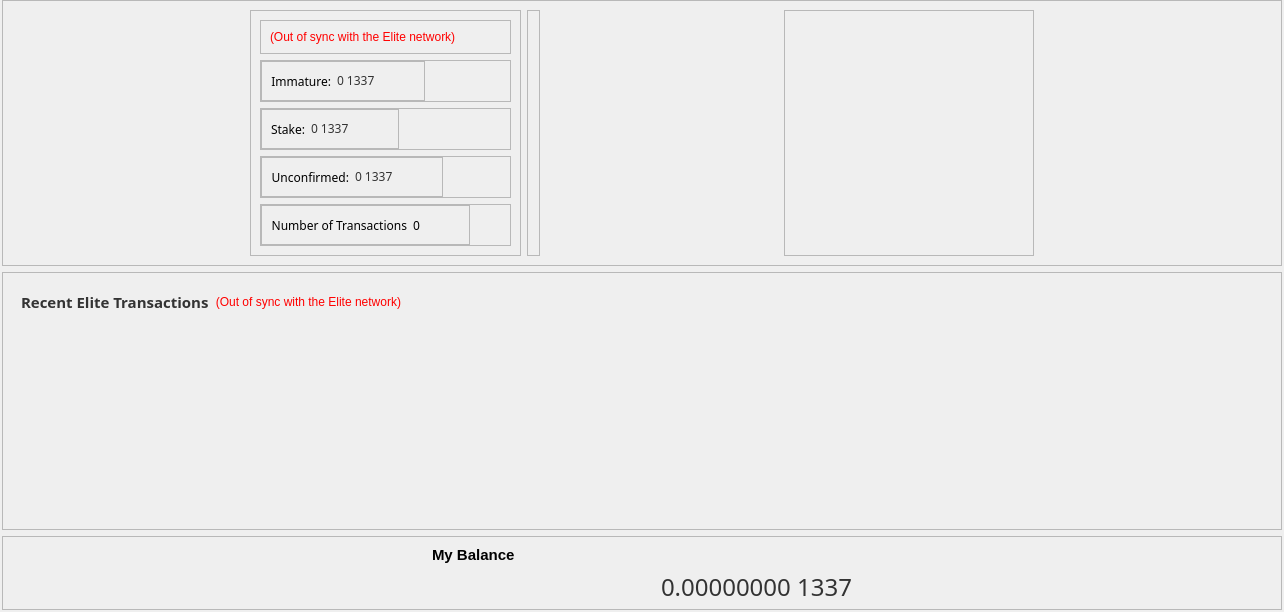
Before: the Qt Designer form src/qt/forms/overviewpage.ui in vashshawn/elitecurrencysource, drawn with Qt 5.
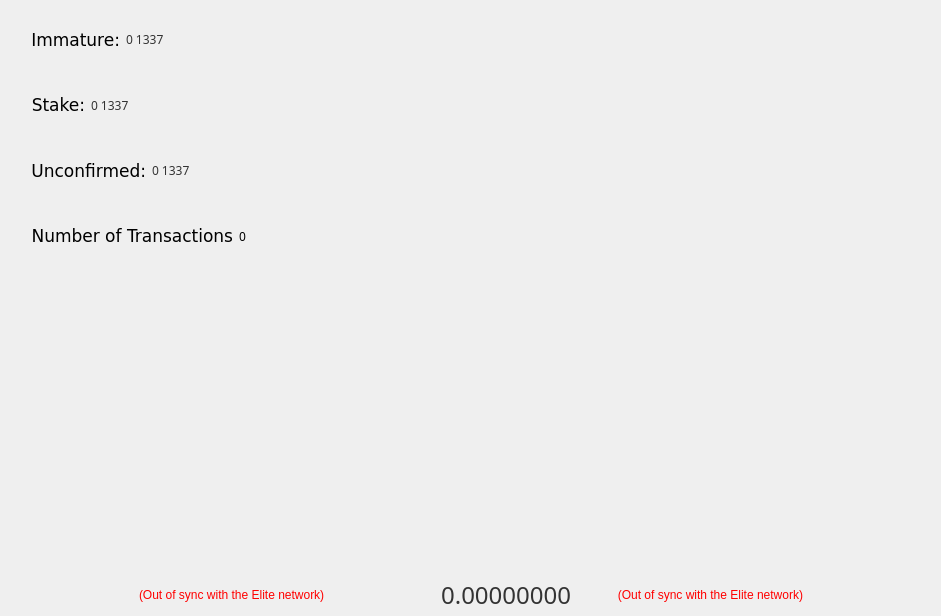
After: the same form once the commit is applied. Icons and pictures are not drawn.

```diff
--- a/src/qt/forms/overviewpage.ui
+++ b/src/qt/forms/overviewpage.ui
@@ -6,50 +6,91 @@
    <rect>
     <x>0</x>
     <y>0</y>
-    <width>1284</width>
-    <height>612</height>
+    <width>941</width>
+    <height>616</height>
    </rect>
   </property>
   <property name="windowTitle">
    <string>Form</string>
   </property>
-  <layout class="QGridLayout" name="gridLayout_11">
+  <property name="styleSheet">
+   <string notr="true">background-image: url(:/images/overview-/background)</string>
+  </property>
+  <layout class="QGridLayout" name="gridLayout_18">
    <property name="leftMargin">
-    <number>2</number>
+    <number>0</number>
    </property>
    <property name="topMargin">
     <number>0</number>
    </property>
    <property name="rightMargin">
-    <number>2</number>
+    <number>0</number>
    </property>
    <property name="bottomMargin">
-    <number>2</number>
+    <number>0</number>
    </property>
    <item row="0" column="0">
-    <widget class="QFrame" name="frame_7">
+    <widget class="QFrame" name="overview_frame">
+     <property name="styleSheet">
+      <string notr="true">background-image: url(:/images/overview-background)</string>
+     </property>
      <property name="frameShape">
-      <enum>QFrame::StyledPanel</enum>
+      <enum>QFrame::NoFrame</enum>
      </property>
      <property name="frameShadow">
-      <enum>QFrame::Raised</enum>
+      <enum>QFrame::Plain</enum>
+     </property>
+     <property name="lineWidth">
+      <number>0</number>
+     </property>
+     <layout class="QGridLayout" name="gridLayout_20">
+      <property name="leftMargin">
+       <number>0</number>
+      </property>
+      <property name="topMargin">
+       <number>0</number>
+      </property>
+      <property name="rightMargin">
+       <number>0</number>
+      </property>
+      <property name="bottomMargin">
+       <number>0</number>
+      </property>
+      <item row="0" column="0">
+       <widget class="QFrame" name="top_area_frame">
+        <property name="styleSheet">
+         <string notr="true">background:transparent;</string>
+        </property>
+        <property name="frameShape">
+         <enum>QFrame::NoFrame</enum>
+        </property>
+        <property name="frameShadow">
+         <enum>QFrame::Plain</enum>
+        </property>
+        <property name="lineWidth">
+         <number>0</number>
      </property>
      <layout class="QGridLayout" name="gridLayout_16">
+         <property name="leftMargin">
+          <number>0</number>
+         </property>
+         <property name="topMargin">
+          <number>0</number>
+         </property>
+         <property name="rightMargin">
+          <number>0</number>
+         </property>
+         <property name="bottomMargin">
+          <number>0</number>
+         </property>
+         <property name="spacing">
+          <number>0</number>
+         </property>
       <item row="0" column="0">
-       <spacer name="horizontalSpacer_10">
-        <property name="orientation">
-         <enum>Qt::Horizontal</enum>
-        </property>
-        <property name="sizeHint" stdset="0">
-         <size>
-          <width>40</width>
-          <height>20</height>
-         </size>
-        </property>
-       </spacer>
-      </item>
-      <item row="0" column="1">
-       <widget class="QFrame" name="frame_6">
+          <widget class="QFrame" name="hot_coins_frame">
+           <property name="styleSheet">
+            <string notr="true">background:transparent;</string>
+           </property>
         <property name="frameShape">
          <enum>QFrame::StyledPanel</enum>
         </property>
@@ -57,140 +98,11 @@
          <enum>QFrame::Raised</enum>
         </property>
         <layout class="QGridLayout" name="gridLayout_15">
-         <item row="0" column="0">
-          <widget class="QFrame" name="frame_15">
-           <property name="frameShape">
-            <enum>QFrame::StyledPanel</enum>
-           </property>
-           <property name="frameShadow">
-            <enum>QFrame::Raised</enum>
-           </property>
-           <layout class="QGridLayout" name="gridLayout_14">
-            <item row="0" column="0">
-             <widget class="QLabel" name="labelWalletStatus">
-              <property name="toolTip">
-               <string>The displayed information may be out of date. Your wallet automatically synchronizes with the Elite network after a connection is established, but this process has not completed yet.</string>
-              </property>
-              <property name="styleSheet">
-               <string notr="true">QLabel { color: red; }</string>
-              </property>
-              <property name="text">
-               <string notr="true">(Out of sync with the Elite network)</string>
-              </property>
-              <property name="alignment">
-               <set>Qt::AlignLeading|Qt::AlignLeft|Qt::AlignVCenter</set>
-              </property>
-             </widget>
-            </item>
-           </layout>
-          </widget>
-         </item>
-         <item row="1" column="0">
-          <widget class="QFrame" name="frame_11">
-           <property name="frameShape">
-            <enum>QFrame::StyledPanel</enum>
-           </property>
-           <property name="frameShadow">
-            <enum>QFrame::Raised</enum>
-           </property>
-           <layout class="QGridLayout" name="gridLayout_2">
-            <property name="leftMargin">
-             <number>0</number>
-            </property>
-            <property name="topMargin">
-             <number>0</number>
-            </property>
-            <property name="rightMargin">
-             <number>0</number>
-            </property>
             <property name="bottomMargin">
              <number>0</number>
             </property>
-            <item row="0" column="0">
-             <widget class="QFrame" name="frame_8">
-              <property name="frameShape">
-               <enum>QFrame::StyledPanel</enum>
-              </property>
-              <property name="frameShadow">
-               <enum>QFrame::Raised</enum>
-              </property>
-              <layout class="QGridLayout" name="gridLayout_8">
-               <item row="0" column="2">
-                <spacer name="horizontalSpacer_6">
-                 <property name="orientation">
-                  <enum>Qt::Horizontal</enum>
-                 </property>
-                 <property name="sizeHint" stdset="0">
-                  <size>
-                   <width>40</width>
-                   <height>20</height>
-                  </size>
-                 </property>
-                </spacer>
-               </item>
-               <item row="0" column="1">
-                <widget class="QLabel" name="labelImmature">
-                 <property name="font">
-                  <font>
-                   <family>Sans</family>
-                  </font>
-                 </property>
-                 <property name="toolTip">
-                  <string>Mined balance that has not yet matured</string>
-                 </property>
-                 <property name="text">
-                  <string notr="true">&lt;html&gt;&lt;head/&gt;&lt;body&gt;&lt;p&gt;&lt;span style=&quot; color:#333333;&quot;&gt;0 1337&lt;/span&gt;&lt;/p&gt;&lt;/body&gt;&lt;/html&gt;</string>
-                 </property>
-                 <property name="textInteractionFlags">
-                  <set>Qt::LinksAccessibleByMouse|Qt::TextSelectableByKeyboard|Qt::TextSelectableByMouse</set>
-                 </property>
-                </widget>
-               </item>
-               <item row="0" column="0">
-                <widget class="QLabel" name="labelImmatureText">
-                 <property name="sizePolicy">
-                  <sizepolicy hsizetype="MinimumExpanding" vsizetype="Preferred">
-                   <horstretch>0</horstretch>
-                   <verstretch>0</verstretch>
-                  </sizepolicy>
-                 </property>
-                 <property name="font">
-                  <font>
-                   <family>Sans</family>
-                  </font>
-                 </property>
-                 <property name="layoutDirection">
-                  <enum>Qt::RightToLeft</enum>
-                 </property>
-                 <property name="text">
-                  <string>Immature:</string>
-                 </property>
-                 <property name="alignment">
-                  <set>Qt::AlignRight|Qt::AlignTrailing|Qt::AlignVCenter</set>
-                 </property>
-                </widget>
-               </item>
-              </layout>
-             </widget>
-            </item>
-            <item row="0" column="1">
-             <spacer name="horizontalSpacer_11">
-              <property name="orientation">
-               <enum>Qt::Horizontal</enum>
-              </property>
-              <property name="sizeHint" stdset="0">
-               <size>
-                <width>40</width>
-                <height>20</height>
-               </size>
-              </property>
-             </spacer>
-            </item>
-           </layout>
-          </widget>
-         </item>
-         <item row="2" column="0">
-          <widget class="QFrame" name="frame_12">
+            <item row="1" column="1">
+             <widget class="QFrame" name="stake_frame">
            <property name="frameShape">
             <enum>QFrame::StyledPanel</enum>
            </property>
@@ -211,7 +123,7 @@
              <number>0</number>
             </property>
             <item row="0" column="0">
-             <widget class="QFrame" name="frame_3">
+                <widget class="QFrame" name="sub_stake_frame">
               <property name="frameShape">
                <enum>QFrame::StyledPanel</enum>
               </property>
@@ -250,7 +162,8 @@
                  </property>
                  <property name="font">
                   <font>
-                   <family>Sans</family>
+                      <family>DejaVu Sans</family>
+                      <pointsize>13</pointsize>
                   </font>
                  </property>
                  <property name="layoutDirection">
@@ -296,8 +209,8 @@
            </layout>
           </widget>
          </item>
-         <item row="3" column="0">
-          <widget class="QFrame" name="frame_13">
+            <item row="2" column="1">
+             <widget class="QFrame" name="unconfirmed_frame">
            <property name="frameShape">
             <enum>QFrame::StyledPanel</enum>
            </property>
@@ -357,7 +270,8 @@
                  </property>
                  <property name="font">
                   <font>
-                   <family>Sans</family>
+                      <family>DejaVu Sans</family>
+                      <pointsize>13</pointsize>
                   </font>
                  </property>
                  <property name="text">
@@ -400,8 +314,8 @@
            </layout>
           </widget>
          </item>
-         <item row="4" column="0">
-          <widget class="QFrame" name="frame_14">
+            <item row="3" column="1">
+             <widget class="QFrame" name="number_txs_frame">
            <property name="frameShape">
             <enum>QFrame::StyledPanel</enum>
            </property>
@@ -434,7 +348,8 @@
                 <widget class="QLabel" name="label_2">
                  <property name="font">
                   <font>
-                   <family>Sans</family>
+                      <family>DejaVu Sans</family>
+                      <pointsize>13</pointsize>
                   </font>
                  </property>
                  <property name="text">
@@ -492,48 +407,113 @@
            </layout>
           </widget>
          </item>
-        </layout>
-       </widget>
-      </item>
-      <item row="0" column="2">
-       <widget class="QFrame" name="frame_4">
+            <item row="1" column="0">
+             <spacer name="horizontalSpacer_16">
+              <property name="orientation">
+               <enum>Qt::Horizontal</enum>
+              </property>
+              <property name="sizeType">
+               <enum>QSizePolicy::Fixed</enum>
+              </property>
+              <property name="sizeHint" stdset="0">
+               <size>
+                <width>10</width>
+                <height>20</height>
+               </size>
+              </property>
+             </spacer>
+            </item>
+            <item row="0" column="1">
+             <widget class="QFrame" name="immature_frame">
         <property name="frameShape">
          <enum>QFrame::StyledPanel</enum>
         </property>
         <property name="frameShadow">
          <enum>QFrame::Raised</enum>
         </property>
-        <layout class="QGridLayout" name="gridLayout_4">
+              <layout class="QGridLayout" name="gridLayout_2">
          <property name="leftMargin">
-          <number>2</number>
+                <number>0</number>
          </property>
          <property name="topMargin">
           <number>0</number>
          </property>
          <property name="rightMargin">
-          <number>2</number>
+                <number>0</number>
          </property>
          <property name="bottomMargin">
-          <number>2</number>
+                <number>0</number>
          </property>
          <item row="0" column="0">
-          <widget class="QLabel" name="label">
+                <widget class="QFrame" name="sub_immature_frame">
+                 <property name="frameShape">
+                  <enum>QFrame::StyledPanel</enum>
+                 </property>
+                 <property name="frameShadow">
+                  <enum>QFrame::Raised</enum>
+                 </property>
+                 <layout class="QGridLayout" name="gridLayout_8">
+                  <item row="0" column="2">
+                   <spacer name="horizontalSpacer_6">
+                    <property name="orientation">
+                     <enum>Qt::Horizontal</enum>
+                    </property>
+                    <property name="sizeHint" stdset="0">
+                     <size>
+                      <width>40</width>
+                      <height>20</height>
+                     </size>
+                    </property>
+                   </spacer>
+                  </item>
+                  <item row="0" column="1">
+                   <widget class="QLabel" name="labelImmature">
+                    <property name="font">
+                     <font>
+                      <family>Sans</family>
+                     </font>
+                    </property>
+                    <property name="toolTip">
+                     <string>Mined balance that has not yet matured</string>
+                    </property>
            <property name="text">
-            <string/>
-           </property>
-           <property name="pixmap">
-            <pixmap resource="../bitcoin.qrc">:/images/wings-logo</pixmap>
-           </property>
-           <property name="scaledContents">
-            <bool>true</bool>
-           </property>
+                     <string notr="true">&lt;html&gt;&lt;head/&gt;&lt;body&gt;&lt;p&gt;&lt;span style=&quot; color:#333333;&quot;&gt;0 1337&lt;/span&gt;&lt;/p&gt;&lt;/body&gt;&lt;/html&gt;</string>
+                    </property>
+                    <property name="textInteractionFlags">
+                     <set>Qt::LinksAccessibleByMouse|Qt::TextSelectableByKeyboard|Qt::TextSelectableByMouse</set>
+                    </property>
+                   </widget>
+                  </item>
+                  <item row="0" column="0">
+                   <widget class="QLabel" name="labelImmatureText">
+                    <property name="sizePolicy">
+                     <sizepolicy hsizetype="MinimumExpanding" vsizetype="Preferred">
+                      <horstretch>0</horstretch>
+                      <verstretch>0</verstretch>
+                     </sizepolicy>
+                    </property>
+                    <property name="font">
+                     <font>
+                      <family>DejaVu Sans</family>
+                      <pointsize>13</pointsize>
+                     </font>
+                    </property>
+                    <property name="layoutDirection">
+                     <enum>Qt::RightToLeft</enum>
+                    </property>
+                    <property name="text">
+                     <string>Immature:</string>
+                    </property>
+                    <property name="alignment">
+                     <set>Qt::AlignRight|Qt::AlignTrailing|Qt::AlignVCenter</set>
+                    </property>
           </widget>
          </item>
         </layout>
        </widget>
       </item>
-      <item row="0" column="3">
-       <spacer name="horizontalSpacer_12">
+               <item row="0" column="1">
+                <spacer name="horizontalSpacer_11">
         <property name="orientation">
          <enum>Qt::Horizontal</enum>
         </property>
@@ -545,14 +525,23 @@
         </property>
        </spacer>
       </item>
-      <item row="0" column="4">
-       <widget class="QFrame" name="frame_5">
+              </layout>
+             </widget>
+            </item>
+           </layout>
+          </widget>
+         </item>
+         <item row="0" column="2">
+          <widget class="QFrame" name="links_frame">
         <property name="minimumSize">
          <size>
           <width>250</width>
           <height>0</height>
          </size>
         </property>
+           <property name="styleSheet">
+            <string notr="true">background:transparent;</string>
+           </property>
         <property name="frameShape">
          <enum>QFrame::StyledPanel</enum>
         </property>
@@ -560,6 +549,66 @@
          <enum>QFrame::Raised</enum>
         </property>
         <layout class="QGridLayout" name="gridLayout_5">
+            <property name="bottomMargin">
+             <number>0</number>
+            </property>
+            <item row="1" column="1">
+             <spacer name="verticalSpacer">
+              <property name="orientation">
+               <enum>Qt::Vertical</enum>
+              </property>
+              <property name="sizeHint" stdset="0">
+               <size>
+                <width>20</width>
+                <height>40</height>
+               </size>
+              </property>
+             </spacer>
+            </item>
+            <item row="0" column="3">
+             <spacer name="horizontalSpacer_10">
+              <property name="orientation">
+               <enum>Qt::Horizontal</enum>
+              </property>
+              <property name="sizeType">
+               <enum>QSizePolicy::Fixed</enum>
+              </property>
+              <property name="sizeHint" stdset="0">
+               <size>
+                <width>10</width>
+                <height>20</height>
+               </size>
+              </property>
+             </spacer>
+            </item>
+            <item row="0" column="2">
+             <widget class="QLabel" name="label_7">
+              <property name="minimumSize">
+               <size>
+                <width>32</width>
+                <height>32</height>
+               </size>
+              </property>
+              <property name="maximumSize">
+               <size>
+                <width>32</width>
+                <height>32</height>
+               </size>
+              </property>
+              <property name="text">
+               <string/>
+              </property>
+              <property name="pixmap">
+               <pixmap resource="../bitcoin.qrc">:/icons/twitter</pixmap>
+              </property>
+              <property name="scaledContents">
+               <bool>true</bool>
+              </property>
+              <property name="openExternalLinks">
+               <bool>true</bool>
+              </property>
+             </widget>
+            </item>
          <item row="0" column="0">
           <spacer name="horizontalSpacer_5">
            <property name="orientation">
@@ -577,18 +626,18 @@
           <widget class="QLabel" name="label_8">
            <property name="minimumSize">
             <size>
-             <width>42</width>
-             <height>42</height>
+                <width>32</width>
+                <height>32</height>
             </size>
            </property>
            <property name="maximumSize">
             <size>
-             <width>42</width>
-             <height>42</height>
+                <width>32</width>
+                <height>32</height>
             </size>
            </property>
            <property name="text">
-            <string>&lt;html&gt;&lt;head/&gt;&lt;body&gt;&lt;p&gt;&lt;a href=&quot;https://discordapp.com/invite/pjdWntg&quot;&gt;&lt;img src=&quot;:/icons/discord&quot;/&gt;&lt;/a&gt;&lt;/p&gt;&lt;/body&gt;&lt;/html&gt;</string>
+               <string/>
            </property>
            <property name="pixmap">
             <pixmap resource="../bitcoin.qrc">:/icons/discord</pixmap>
@@ -601,51 +650,10 @@
            </property>
           </widget>
          </item>
-         <item row="0" column="2">
-          <widget class="QLabel" name="label_7">
-           <property name="minimumSize">
-            <size>
-             <width>42</width>
-             <height>42</height>
-            </size>
-           </property>
-           <property name="maximumSize">
-            <size>
-             <width>42</width>
-             <height>42</height>
-            </size>
-           </property>
-           <property name="text">
-            <string>&lt;html&gt;&lt;head/&gt;&lt;body&gt;&lt;p&gt;&lt;a href=&quot;https://twitter.com/elitecurrency&quot;&gt;&lt;img src=&quot;:/icons/twitter&quot;/&gt;&lt;/a&gt;&lt;/p&gt;&lt;/body&gt;&lt;/html&gt;</string>
-           </property>
-           <property name="pixmap">
-            <pixmap resource="../bitcoin.qrc">:/icons/twitter</pixmap>
-           </property>
-           <property name="scaledContents">
-            <bool>true</bool>
-           </property>
-           <property name="openExternalLinks">
-            <bool>true</bool>
-           </property>
-          </widget>
-         </item>
-         <item row="1" column="1">
-          <spacer name="verticalSpacer">
-           <property name="orientation">
-            <enum>Qt::Vertical</enum>
-           </property>
-           <property name="sizeHint" stdset="0">
-            <size>
-             <width>20</width>
-             <height>40</height>
-            </size>
-           </property>
-          </spacer>
-         </item>
         </layout>
        </widget>
       </item>
-      <item row="0" column="5">
+         <item row="0" column="1">
        <spacer name="horizontalSpacer_9">
         <property name="orientation">
          <enum>Qt::Horizontal</enum>
@@ -662,18 +670,86 @@
     </widget>
    </item>
    <item row="1" column="0">
+       <widget class="QFrame" name="mid_area_frame">
+        <property name="styleSheet">
+         <string notr="true">background:transparent;</string>
+        </property>
+        <property name="frameShape">
+         <enum>QFrame::StyledPanel</enum>
+        </property>
+        <property name="frameShadow">
+         <enum>QFrame::Raised</enum>
+        </property>
+        <layout class="QGridLayout" name="gridLayout_14">
+         <property name="bottomMargin">
+          <number>0</number>
+         </property>
+         <item row="0" column="0">
     <widget class="QFrame" name="txframe">
+           <property name="maximumSize">
+            <size>
+             <width>900</width>
+             <height>240</height>
+            </size>
+           </property>
+           <property name="styleSheet">
+            <string notr="true">background-image: url(:/images/txbackground)</string>
+           </property>
      <property name="frameShape">
-      <enum>QFrame::StyledPanel</enum>
+            <enum>QFrame::NoFrame</enum>
      </property>
      <property name="frameShadow">
-      <enum>QFrame::Raised</enum>
+            <enum>QFrame::Plain</enum>
+           </property>
+           <property name="lineWidth">
+            <number>0</number>
      </property>
      <layout class="QGridLayout" name="gridLayout_3">
+            <property name="topMargin">
+             <number>0</number>
+            </property>
+            <property name="bottomMargin">
+             <number>0</number>
+            </property>
       <item row="0" column="0">
+             <spacer name="horizontalSpacer_21">
+              <property name="orientation">
+               <enum>Qt::Horizontal</enum>
+              </property>
+              <property name="sizeType">
+               <enum>QSizePolicy::Fixed</enum>
+              </property>
+              <property name="sizeHint" stdset="0">
+               <size>
+                <width>10</width>
+                <height>20</height>
+               </size>
+              </property>
+             </spacer>
+            </item>
+            <item row="0" column="2">
+             <spacer name="horizontalSpacer_22">
+              <property name="orientation">
+               <enum>Qt::Horizontal</enum>
+              </property>
+              <property name="sizeType">
+               <enum>QSizePolicy::Fixed</enum>
+              </property>
+              <property name="sizeHint" stdset="0">
+               <size>
+                <width>10</width>
+                <height>20</height>
+               </size>
+              </property>
+             </spacer>
+            </item>
+            <item row="0" column="1">
        <layout class="QVBoxLayout" name="verticalLayout_3">
         <item>
          <widget class="QFrame" name="frame_2">
+                <property name="styleSheet">
+                 <string notr="true">background:transparent;</string>
+                </property>
           <property name="frameShape">
            <enum>QFrame::NoFrame</enum>
           </property>
@@ -681,56 +757,84 @@
            <enum>QFrame::Raised</enum>
           </property>
           <layout class="QVBoxLayout" name="verticalLayout">
-           <item>
-            <layout class="QHBoxLayout" name="horizontalLayout_2">
-             <item>
-              <widget class="QLabel" name="label_4">
-               <property name="font">
-                <font>
-                 <family>Sans</family>
-                 <pointsize>11</pointsize>
-                 <weight>75</weight>
-                 <bold>true</bold>
-                </font>
-               </property>
-               <property name="text">
-                <string>&lt;html&gt;&lt;head/&gt;&lt;body&gt;&lt;p&gt;&lt;span style=&quot; font-size:11pt; color:#333333;&quot;&gt;Recent Elite Transactions&lt;/span&gt;&lt;/p&gt;&lt;/body&gt;&lt;/html&gt;</string>
-               </property>
-              </widget>
+                 <property name="topMargin">
+                  <number>0</number>
+                 </property>
+                 <item>
+                  <layout class="QHBoxLayout" name="horizontalLayout_2"/>
              </item>
              <item>
-              <widget class="QLabel" name="labelTransactionsStatus">
-               <property name="toolTip">
-                <string>The displayed information may be out of date. Your wallet automatically synchronizes with the Elite network after a connection is established, but this process has not completed yet.</string>
-               </property>
-               <property name="styleSheet">
-                <string notr="true">QLabel { color: red; }</string>
-               </property>
-               <property name="text">
-                <string notr="true">(Out of sync with the Elite network)</string>
-               </property>
-               <property name="alignment">
-                <set>Qt::AlignRight|Qt::AlignTrailing|Qt::AlignVCenter</set>
-               </property>
-              </widget>
-             </item>
-             <item>
-              <spacer name="horizontalSpacer">
+                  <widget class="QFrame" name="frame_4">
+                   <property name="minimumSize">
+                    <size>
+                     <width>0</width>
+                     <height>30</height>
+                    </size>
+                   </property>
+                   <property name="maximumSize">
+                    <size>
+                     <width>16777215</width>
+                     <height>40</height>
+                    </size>
+                   </property>
+                   <property name="frameShape">
+                    <enum>QFrame::StyledPanel</enum>
+                   </property>
+                   <property name="frameShadow">
+                    <enum>QFrame::Raised</enum>
+                   </property>
+                   <layout class="QGridLayout" name="gridLayout_22">
+                    <item row="0" column="0">
+                     <spacer name="verticalSpacer_2">
                <property name="orientation">
-                <enum>Qt::Horizontal</enum>
+                       <enum>Qt::Vertical</enum>
+                      </property>
+                      <property name="sizeType">
+                       <enum>QSizePolicy::Fixed</enum>
                </property>
                <property name="sizeHint" stdset="0">
                 <size>
-                 <width>40</width>
-                 <height>20</height>
+                        <width>20</width>
+                        <height>7</height>
                 </size>
                </property>
               </spacer>
              </item>
             </layout>
+                  </widget>
+                 </item>
+                 <item>
+                  <widget class="QFrame" name="frame_3">
+                   <property name="styleSheet">
+                    <string notr="true">background:transparent;</string>
+                   </property>
+                   <property name="frameShape">
+                    <enum>QFrame::NoFrame</enum>
+                   </property>
+                   <property name="frameShadow">
+                    <enum>QFrame::Plain</enum>
+                   </property>
+                   <property name="lineWidth">
+                    <number>0</number>
+                   </property>
+                   <layout class="QGridLayout" name="gridLayout_21">
+                    <property name="topMargin">
+                     <number>0</number>
+                    </property>
+                    <property name="bottomMargin">
+                     <number>0</number>
+                    </property>
+                   </layout>
+                  </widget>
            </item>
            <item>
             <widget class="QListView" name="listTransactions">
+                   <property name="font">
+                    <font>
+                     <pointsize>12</pointsize>
+                     <italic>true</italic>
+                    </font>
+                   </property>
              <property name="styleSheet">
               <string notr="true">background:transparent;</string>
              </property>
@@ -757,61 +861,177 @@
           </layout>
          </widget>
         </item>
-        <item>
-         <spacer name="verticalSpacer_2">
-          <property name="orientation">
-           <enum>Qt::Vertical</enum>
-          </property>
-          <property name="sizeHint" stdset="0">
-           <size>
-            <width>20</width>
-            <height>40</height>
-           </size>
-          </property>
-         </spacer>
-        </item>
-       </layout>
+             </layout>
+            </item>
+           </layout>
+          </widget>
       </item>
      </layout>
     </widget>
    </item>
    <item row="2" column="0">
+       <widget class="QFrame" name="lower_area_frame">
+        <property name="maximumSize">
+         <size>
+          <width>16777215</width>
+          <height>150</height>
+         </size>
+        </property>
+        <property name="styleSheet">
+         <string notr="true">background:transparent;</string>
+        </property>
+        <property name="frameShape">
+         <enum>QFrame::StyledPanel</enum>
+        </property>
+        <property name="frameShadow">
+         <enum>QFrame::Raised</enum>
+        </property>
+        <layout class="QGridLayout" name="gridLayout_19">
+         <property name="topMargin">
+          <number>0</number>
+         </property>
+         <property name="bottomMargin">
+          <number>0</number>
+         </property>
+         <item row="0" column="1">
+          <widget class="QFrame" name="balance_area_frame">
+           <property name="styleSheet">
+            <string notr="true">background:transparent;</string>
+           </property>
+           <property name="frameShape">
+            <enum>QFrame::StyledPanel</enum>
+           </property>
+           <property name="frameShadow">
+            <enum>QFrame::Raised</enum>
+           </property>
+           <layout class="QGridLayout" name="gridLayout_11">
+            <property name="topMargin">
+             <number>0</number>
+            </property>
+            <property name="bottomMargin">
+             <number>0</number>
+            </property>
+            <item row="0" column="0">
+             <widget class="QFrame" name="balance_lable_frame">
+              <property name="styleSheet">
+               <string notr="true">background:transparent;</string>
+              </property>
+              <property name="frameShape">
+               <enum>QFrame::StyledPanel</enum>
+              </property>
+              <property name="frameShadow">
+               <enum>QFrame::Raised</enum>
+              </property>
+              <layout class="QGridLayout" name="gridLayout_4">
+               <property name="topMargin">
+                <number>0</number>
+               </property>
+               <property name="bottomMargin">
+                <number>0</number>
+               </property>
+               <item row="0" column="1">
+                <widget class="QLabel" name="label">
+                 <property name="maximumSize">
+                  <size>
+                   <width>120</width>
+                   <height>40</height>
+                  </size>
+                 </property>
+                 <property name="styleSheet">
+                  <string notr="true">background:transparent;</string>
+                 </property>
+                 <property name="text">
+                  <string/>
+                 </property>
+                 <property name="pixmap">
+                  <pixmap resource="../bitcoin.qrc">:/images/balance</pixmap>
+                 </property>
+                 <property name="scaledContents">
+                  <bool>true</bool>
+                 </property>
+                </widget>
+               </item>
+               <item row="0" column="2">
+                <spacer name="horizontalSpacer_18">
+                 <property name="orientation">
+                  <enum>Qt::Horizontal</enum>
+                 </property>
+                 <property name="sizeHint" stdset="0">
+                  <size>
+                   <width>40</width>
+                   <height>20</height>
+                  </size>
+                 </property>
+                </spacer>
+               </item>
+               <item row="0" column="0">
+                <spacer name="horizontalSpacer_19">
+                 <property name="orientation">
+                  <enum>Qt::Horizontal</enum>
+                 </property>
+                 <property name="sizeHint" stdset="0">
+                  <size>
+                   <width>40</width>
+                   <height>20</height>
+                  </size>
+                 </property>
+                </spacer>
+               </item>
+              </layout>
+             </widget>
+            </item>
+            <item row="1" column="0">
     <widget class="QFrame" name="frame">
+              <property name="styleSheet">
+               <string notr="true">background:transparent;</string>
+              </property>
      <property name="frameShape">
       <enum>QFrame::StyledPanel</enum>
      </property>
      <property name="frameShadow">
-      <enum>QFrame::Raised</enum>
+               <enum>QFrame::Plain</enum>
+              </property>
+              <property name="lineWidth">
+               <number>10</number>
+              </property>
+              <property name="midLineWidth">
+               <number>10</number>
      </property>
      <layout class="QGridLayout" name="gridLayout">
-      <item row="0" column="1">
-       <widget class="QLabel" name="label_5">
-        <property name="font">
-         <font>
-          <pointsize>11</pointsize>
-          <weight>75</weight>
-          <bold>true</bold>
-         </font>
-        </property>
-        <property name="text">
-         <string>My Balance</string>
-        </property>
-       </widget>
-      </item>
+               <property name="sizeConstraint">
+                <enum>QLayout::SetMaximumSize</enum>
+               </property>
+               <property name="leftMargin">
+                <number>0</number>
+               </property>
+               <property name="topMargin">
+                <number>0</number>
+               </property>
+               <property name="rightMargin">
+                <number>0</number>
+               </property>
+               <property name="bottomMargin">
+                <number>0</number>
+               </property>
+               <property name="spacing">
+                <number>0</number>
+               </property>
       <item row="1" column="0">
-       <spacer name="horizontalSpacer_3">
-        <property name="orientation">
-         <enum>Qt::Horizontal</enum>
-        </property>
-        <property name="sizeHint" stdset="0">
-         <size>
-          <width>40</width>
-          <height>20</height>
-         </size>
-        </property>
-       </spacer>
-      </item>
-      <item row="1" column="1">
+                <widget class="QFrame" name="frame_17">
+                 <property name="frameShape">
+                  <enum>QFrame::StyledPanel</enum>
+                 </property>
+                 <property name="frameShadow">
+                  <enum>QFrame::Raised</enum>
+                 </property>
+                 <layout class="QGridLayout" name="gridLayout_17">
+                  <property name="topMargin">
+                   <number>0</number>
+                  </property>
+                  <property name="bottomMargin">
+                   <number>0</number>
+                  </property>
+                  <item row="0" column="2">
        <widget class="QLabel" name="labelBalance">
         <property name="sizePolicy">
          <sizepolicy hsizetype="Expanding" vsizetype="Preferred">
@@ -840,7 +1060,7 @@
          <string>Your current balance</string>
         </property>
         <property name="text">
-         <string notr="true">&lt;html&gt;&lt;head/&gt;&lt;body&gt;&lt;p&gt;&lt;span style=&quot; color:#333333;&quot;&gt;0.00000000 1337&lt;/span&gt;&lt;/p&gt;&lt;/body&gt;&lt;/html&gt;</string>
+                     <string notr="true">&lt;html&gt;&lt;head/&gt;&lt;body&gt;&lt;p&gt;&lt;span style=&quot; color:#333333;&quot;&gt;0.00000000&lt;/span&gt;&lt;/p&gt;&lt;/body&gt;&lt;/html&gt;</string>
         </property>
         <property name="alignment">
          <set>Qt::AlignRight|Qt::AlignTrailing|Qt::AlignVCenter</set>
@@ -850,7 +1070,36 @@
         </property>
        </widget>
       </item>
-      <item row="1" column="2">
+                  <item row="0" column="1">
+                   <spacer name="horizontalSpacer_17">
+                    <property name="orientation">
+                     <enum>Qt::Horizontal</enum>
+                    </property>
+                    <property name="sizeHint" stdset="0">
+                     <size>
+                      <width>40</width>
+                      <height>20</height>
+                     </size>
+                    </property>
+                   </spacer>
+                  </item>
+                  <item row="0" column="4">
+                   <widget class="QLabel" name="labelTransactionsStatus">
+                    <property name="toolTip">
+                     <string>The displayed information may be out of date. Your wallet automatically synchronizes with the Elite network after a connection is established, but this process has not completed yet.</string>
+                    </property>
+                    <property name="styleSheet">
+                     <string notr="true">QLabel { color: red; }</string>
+                    </property>
+                    <property name="text">
+                     <string notr="true">(Out of sync with the Elite network)</string>
+                    </property>
+                    <property name="alignment">
+                     <set>Qt::AlignRight|Qt::AlignTrailing|Qt::AlignVCenter</set>
+                    </property>
+                   </widget>
+                  </item>
+                  <item row="0" column="3">
        <spacer name="horizontalSpacer_4">
         <property name="orientation">
          <enum>Qt::Horizontal</enum>
@@ -862,6 +1111,60 @@
          </size>
         </property>
        </spacer>
+                  </item>
+                  <item row="0" column="0">
+                   <widget class="QLabel" name="labelWalletStatus">
+                    <property name="toolTip">
+                     <string>The displayed information may be out of date. Your wallet automatically synchronizes with the Elite network after a connection is established, but this process has not completed yet.</string>
+                    </property>
+                    <property name="styleSheet">
+                     <string notr="true">QLabel { color: red; }</string>
+                    </property>
+                    <property name="text">
+                     <string notr="true">(Out of sync with the Elite network)</string>
+                    </property>
+                    <property name="alignment">
+                     <set>Qt::AlignLeading|Qt::AlignLeft|Qt::AlignVCenter</set>
+                    </property>
+                   </widget>
+                  </item>
+                 </layout>
+                </widget>
+               </item>
+              </layout>
+             </widget>
+            </item>
+           </layout>
+          </widget>
+         </item>
+         <item row="0" column="2">
+          <spacer name="horizontalSpacer_12">
+           <property name="orientation">
+            <enum>Qt::Horizontal</enum>
+           </property>
+           <property name="sizeHint" stdset="0">
+            <size>
+             <width>40</width>
+             <height>20</height>
+            </size>
+           </property>
+          </spacer>
+         </item>
+         <item row="0" column="0">
+          <spacer name="horizontalSpacer_3">
+           <property name="orientation">
+            <enum>Qt::Horizontal</enum>
+           </property>
+           <property name="sizeHint" stdset="0">
+            <size>
+             <width>40</width>
+             <height>20</height>
+            </size>
+           </property>
+          </spacer>
+         </item>
+        </layout>
+       </widget>
       </item>
      </layout>
     </widget>
```
Left out of the diff: 4 changed lines with no effect on the pictures. Lines whose indentation alone changed are shown as unchanged.
